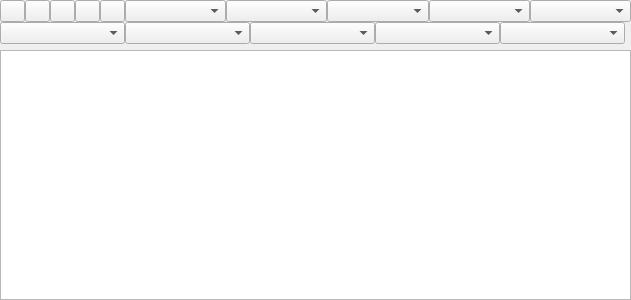
This is Editor/CustomWidgets/widgetcomplexmessage.ui in RPG-Paper-Maker/RPG-Paper-Maker as Qt 5 draws it before an edit. The edited form follows.
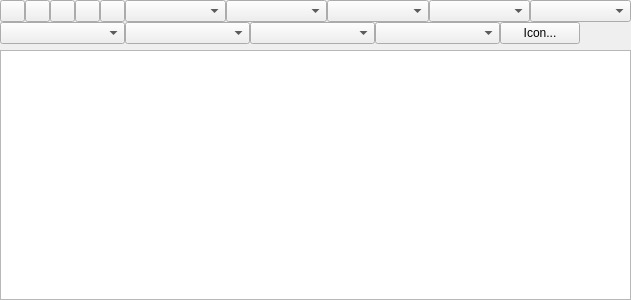
This is the edited form. Icons and pictures are not drawn.

Commit message: [WIP] Several icons in one texture picture: show text command

What changed in the file:
```diff
--- a/Editor/CustomWidgets/widgetcomplexmessage.ui
+++ b/Editor/CustomWidgets/widgetcomplexmessage.ui
@@ -251,18 +251,9 @@
           </widget>
          </item>
          <item>
-          <widget class="QComboBox" name="comboBoxIcon">
-           <property name="minimumSize">
-            <size>
-             <width>125</width>
-             <height>0</height>
-            </size>
-           </property>
-           <property name="maximumSize">
-            <size>
-             <width>125</width>
-             <height>16777215</height>
-            </size>
+          <widget class="QPushButton" name="pushButtonIcon">
+           <property name="text">
+            <string>Icon...</string>
            </property>
           </widget>
          </item>
```
The commit also changes 2 other files.
